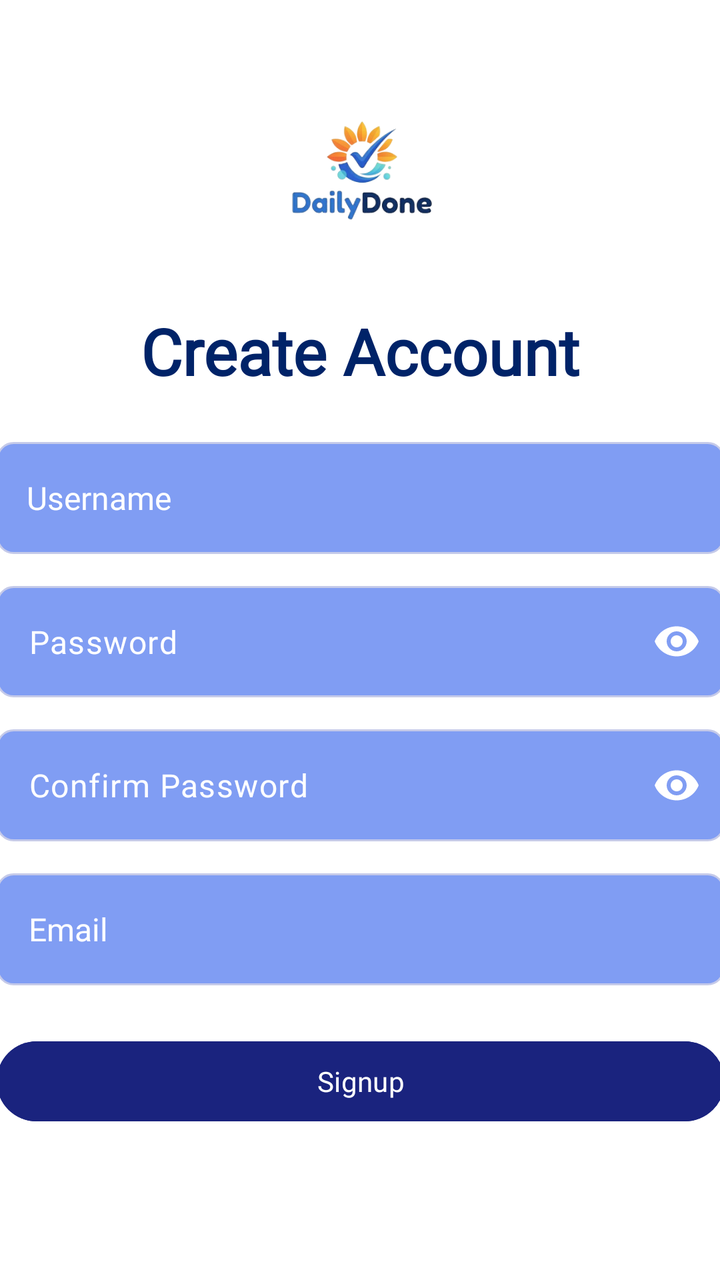
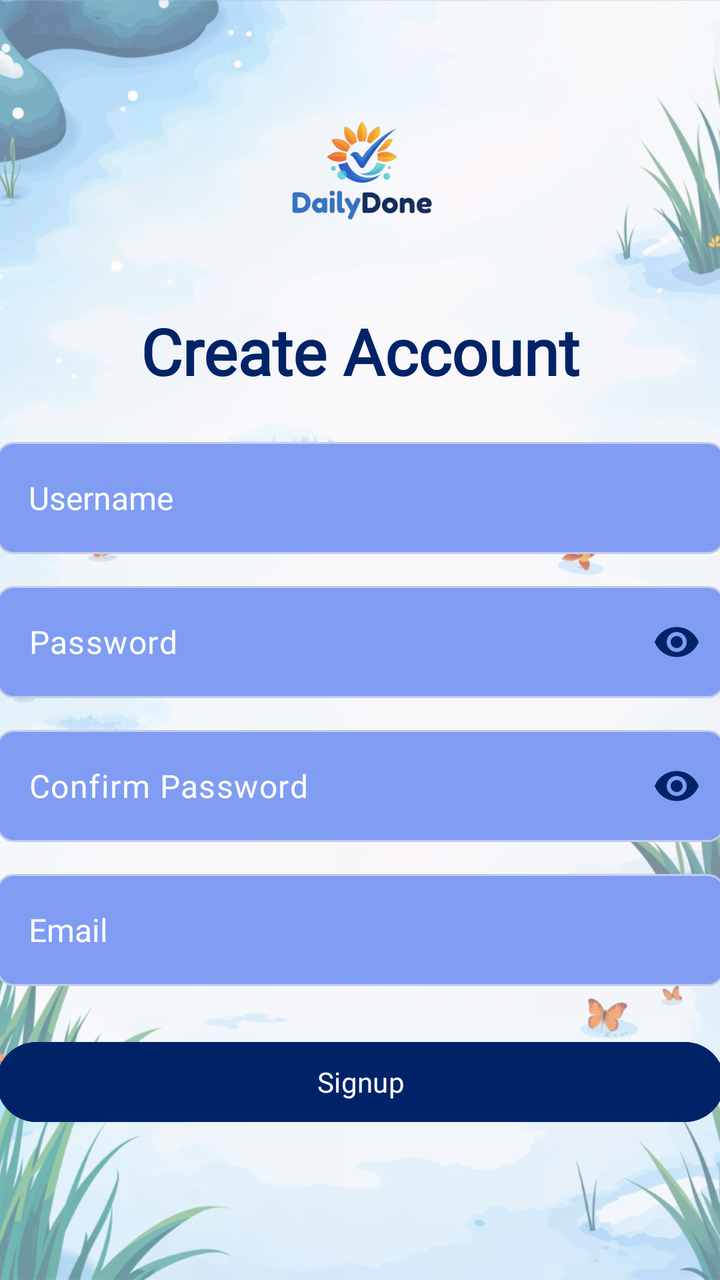

Screens rendered from an Android XML layout before and after an edit, with the pre-edit source and the edit as a unified diff.
<!-- AndroidManifest.xml: application theme Theme.DailyDone -->
<!-- res/layout/activity_sign_up.xml -->
<?xml version="1.0" encoding="utf-8"?>
<androidx.constraintlayout.widget.ConstraintLayout
    xmlns:android="http://schemas.android.com/apk/res/android"
    xmlns:app="http://schemas.android.com/apk/res-auto"
    android:layout_width="match_parent"
    android:layout_height="match_parent"
    android:background="#FFFFFF">

  <ImageView
      android:id="@+id/signup_logo"
      android:layout_width="90dp"
      android:layout_height="90dp"
      android:layout_marginTop="40dp"
      android:src="@drawable/login_img"
      app:layout_constraintEnd_toEndOf="parent"
      app:layout_constraintStart_toStartOf="parent"
      app:layout_constraintTop_toTopOf="parent" />

  <TextView
      android:id="@+id/signup_title"
      android:layout_width="wrap_content"
      android:layout_height="wrap_content"
      android:layout_marginStart="155dp"
      android:layout_marginTop="24dp"
      android:layout_marginEnd="155dp"
      android:fontFamily="@font/roboto_bold"
      android:text="@string/create_account_title"
      android:textColor="#002368"
      android:textSize="32sp"
      android:textStyle="bold"
      app:layout_constraintEnd_toEndOf="parent"
      app:layout_constraintStart_toStartOf="parent"
      app:layout_constraintTop_toBottomOf="@+id/signup_logo" />

  <EditText
      android:id="@+id/reg_username"
      android:layout_width="364dp"
      android:layout_height="56dp"
      android:layout_marginStart="24dp"
      android:layout_marginTop="24dp"
      android:layout_marginEnd="24dp"
      android:background="@drawable/edittext_rounded_corners"
      android:fontFamily="@font/roboto_regular"
      android:hint="Username"
      android:paddingStart="15dp"
      android:textColor="#000000"
      android:textColorHint="#FFFFFF"
      android:textSize="16sp"
      app:layout_constraintEnd_toEndOf="parent"
      app:layout_constraintStart_toStartOf="parent"
      app:layout_constraintTop_toBottomOf="@+id/signup_title" />

  <com.google.android.material.textfield.TextInputLayout
      android:id="@+id/layout_password"
      android:layout_width="364dp"
      android:layout_height="wrap_content"
      android:layout_marginTop="16dp"
      app:hintEnabled="false"
      app:passwordToggleEnabled="true"
      app:passwordToggleTint="@color/white"
      app:layout_constraintEnd_toEndOf="parent"
      app:layout_constraintStart_toStartOf="parent"
      app:layout_constraintTop_toBottomOf="@+id/reg_username">

    <EditText
        android:id="@+id/reg_password"
        android:layout_width="match_parent"
        android:layout_height="match_parent"
        android:background="@drawable/edittext_rounded_corners"
        android:fontFamily="@font/roboto_regular"
        android:hint="@string/password_hint"
        android:inputType="textPassword"
        android:paddingStart="16dp"
        android:textColor="#000000"
        android:textColorHint="#FFFFFF" />
  </com.google.android.material.textfield.TextInputLayout>

  <com.google.android.material.textfield.TextInputLayout
      android:id="@+id/layout_confirm_password"
      android:layout_width="364dp"
      android:layout_height="wrap_content"
      android:layout_marginTop="16dp"
      app:hintEnabled="false"
      app:passwordToggleEnabled="true"
      app:passwordToggleTint="@color/white"
      app:layout_constraintEnd_toEndOf="parent"
      app:layout_constraintStart_toStartOf="parent"
      app:layout_constraintTop_toBottomOf="@id/layout_password">

    <EditText
        android:id="@+id/reg_confirm_password"
        android:layout_width="match_parent"
        android:layout_height="56dp"
        android:background="@drawable/edittext_rounded_corners"
        android:fontFamily="@font/roboto_regular"
        android:hint="@string/confirm_password_hint"
        android:inputType="textPassword"
        android:paddingStart="16dp"
        android:textColor="#000000"
        android:textColorHint="#FFFFFF" />
  </com.google.android.material.textfield.TextInputLayout>

  <EditText
      android:id="@+id/reg_email"
      android:layout_width="364dp"
      android:layout_height="56dp"
      android:layout_marginTop="16dp"
      android:background="@drawable/edittext_rounded_corners"
      android:fontFamily="@font/roboto_regular"
      android:hint="@string/email_label"
      android:inputType="textEmailAddress"
      android:paddingStart="16dp"
      android:textColor="#000000"

      android:textColorHint="#FFFFFF"
      android:textSize="16sp"
      app:layout_constraintEnd_toEndOf="parent"
      app:layout_constraintHorizontal_bias="0.5"
      app:layout_constraintStart_toStartOf="parent"
      app:layout_constraintTop_toBottomOf="@+id/layout_confirm_password" />

  <Button
      android:id="@+id/button_signup_submit"
      android:layout_width="364dp"
      android:layout_height="48dp"
      android:layout_marginTop="24dp"
      android:backgroundTint="#1A237E"
      android:fontFamily="@font/roboto_bold"
      android:text="@string/btn_signup"
      android:textColor="#FFFFFF"

      app:cornerRadius="24dp"
      app:layout_constraintEnd_toEndOf="parent"
      app:layout_constraintHorizontal_bias="0.5"
      app:layout_constraintStart_toStartOf="parent"
      app:layout_constraintTop_toBottomOf="@+id/reg_email" />

</androidx.constraintlayout.widget.ConstraintLayout>
<!-- resources referenced by this layout -->
<resources>
  <color name="white">#FFFFFFFF</color>
  <!-- drawable edittext_rounded_corners (drawable) -->
  <?xml version="1.0" encoding="utf-8"?>
  <shape xmlns:android="http://schemas.android.com/apk/res/android">
      <solid android:color="#809DF3" />
  
      <corners android:radius="8dp" />
  
      <stroke
          android:width="1dp"
          android:color="#C5CAE9" />
  </shape>
  <!-- drawable login_img: png bitmap (drawable, 39967 bytes) -->
  <string name="btn_signup">Signup</string>
  <string name="confirm_password_hint">Confirm Password</string>
  <string name="create_account_title">Create Account</string>
  <string name="email_label">Email</string>
  <string name="password_hint">Password</string>
  <style name="Theme.DailyDone" parent="Base.Theme.DailyDone" />
  <style name="Base.Theme.DailyDone" parent="Theme.Material3.DayNight.NoActionBar">
          
          
      </style>
</resources>

<!-- the commit's change to res/layout/activity_sign_up.xml (unified diff, before → after) -->
@@ -2,9 +2,23 @@
 <androidx.constraintlayout.widget.ConstraintLayout
     xmlns:android="http://schemas.android.com/apk/res/android"
     xmlns:app="http://schemas.android.com/apk/res-auto"
+    xmlns:tools="http://schemas.android.com/tools"
     android:layout_width="match_parent"
-    android:layout_height="match_parent"
-    android:background="#FFFFFF">
+    android:layout_height="match_parent">
+
+  
+  <ImageView
+      android:id="@+id/signUpBgImage"
+      android:layout_width="0dp"
+      android:layout_height="0dp"
+      android:src="@drawable/signup_bg"
+      android:scaleType="centerCrop"
+      android:alpha="0.6"
+      android:contentDescription="@null"
+      app:layout_constraintTop_toTopOf="parent"
+      app:layout_constraintBottom_toBottomOf="parent"
+      app:layout_constraintStart_toStartOf="parent"
+      app:layout_constraintEnd_toEndOf="parent" />
 
   <ImageView
       android:id="@+id/signup_logo"
@@ -12,6 +26,7 @@
       android:layout_height="90dp"
       android:layout_marginTop="40dp"
       android:src="@drawable/login_img"
+      android:contentDescription="@null"
       app:layout_constraintEnd_toEndOf="parent"
       app:layout_constraintStart_toStartOf="parent"
       app:layout_constraintTop_toTopOf="parent" />
@@ -20,14 +35,13 @@
       android:id="@+id/signup_title"
       android:layout_width="wrap_content"
       android:layout_height="wrap_content"
-      android:layout_marginStart="155dp"
       android:layout_marginTop="24dp"
-      android:layout_marginEnd="155dp"
       android:fontFamily="@font/roboto_bold"
       android:text="@string/create_account_title"
-      android:textColor="#002368"
+      android:textColor="@color/primary_brand_blue"
       android:textSize="32sp"
       android:textStyle="bold"
+      tools:ignore="HardcodedText"
       app:layout_constraintEnd_toEndOf="parent"
       app:layout_constraintStart_toStartOf="parent"
       app:layout_constraintTop_toBottomOf="@+id/signup_logo" />
@@ -42,10 +56,11 @@
       android:background="@drawable/edittext_rounded_corners"
       android:fontFamily="@font/roboto_regular"
       android:hint="Username"
-      android:paddingStart="15dp"
-      android:textColor="#000000"
+      android:paddingStart="16dp"
+      android:textColor="#FFFFFF"
       android:textColorHint="#FFFFFF"
       android:textSize="16sp"
+      tools:ignore="HardcodedText"
       app:layout_constraintEnd_toEndOf="parent"
       app:layout_constraintStart_toStartOf="parent"
       app:layout_constraintTop_toBottomOf="@+id/signup_title" />
@@ -57,7 +72,7 @@
       android:layout_marginTop="16dp"
       app:hintEnabled="false"
       app:passwordToggleEnabled="true"
-      app:passwordToggleTint="@color/white"
+      app:passwordToggleTint="@color/primary_brand_blue"
       app:layout_constraintEnd_toEndOf="parent"
       app:layout_constraintStart_toStartOf="parent"
       app:layout_constraintTop_toBottomOf="@+id/reg_username">
@@ -65,13 +80,13 @@
     <EditText
         android:id="@+id/reg_password"
         android:layout_width="match_parent"
-        android:layout_height="match_parent"
+        android:layout_height="56dp"
         android:background="@drawable/edittext_rounded_corners"
         android:fontFamily="@font/roboto_regular"
         android:hint="@string/password_hint"
         android:inputType="textPassword"
         android:paddingStart="16dp"
-        android:textColor="#000000"
+        android:textColor="#FFFFFF"
         android:textColorHint="#FFFFFF" />
   </com.google.android.material.textfield.TextInputLayout>
 
@@ -82,7 +97,7 @@
       android:layout_marginTop="16dp"
       app:hintEnabled="false"
       app:passwordToggleEnabled="true"
-      app:passwordToggleTint="@color/white"
+      app:passwordToggleTint="@color/primary_brand_blue"
       app:layout_constraintEnd_toEndOf="parent"
       app:layout_constraintStart_toStartOf="parent"
       app:layout_constraintTop_toBottomOf="@id/layout_password">
@@ -96,7 +111,7 @@
         android:hint="@string/confirm_password_hint"
         android:inputType="textPassword"
         android:paddingStart="16dp"
-        android:textColor="#000000"
+        android:textColor="#FFFFFF"
         android:textColorHint="#FFFFFF" />
   </com.google.android.material.textfield.TextInputLayout>
 
@@ -110,12 +125,10 @@
       android:hint="@string/email_label"
       android:inputType="textEmailAddress"
       android:paddingStart="16dp"
-      android:textColor="#000000"
-
+      android:textColor="#FFFFFF"
       android:textColorHint="#FFFFFF"
       android:textSize="16sp"
       app:layout_constraintEnd_toEndOf="parent"
-      app:layout_constraintHorizontal_bias="0.5"
       app:layout_constraintStart_toStartOf="parent"
       app:layout_constraintTop_toBottomOf="@+id/layout_confirm_password" />
 
@@ -124,14 +137,12 @@
       android:layout_width="364dp"
       android:layout_height="48dp"
       android:layout_marginTop="24dp"
-      android:backgroundTint="#1A237E"
+      android:backgroundTint="@color/primary_brand_blue"
       android:fontFamily="@font/roboto_bold"
       android:text="@string/btn_signup"
       android:textColor="#FFFFFF"
-
       app:cornerRadius="24dp"
       app:layout_constraintEnd_toEndOf="parent"
-      app:layout_constraintHorizontal_bias="0.5"
       app:layout_constraintStart_toStartOf="parent"
       app:layout_constraintTop_toBottomOf="@+id/reg_email" />
 
<!-- resource entries referenced after the edit -->
@@ -1,6 +1,6 @@
 <!-- resources referenced by this layout -->
 <resources>
-  <color name="white">#FFFFFFFF</color>
+  <color name="primary_brand_blue">#002368</color>
   <!-- drawable edittext_rounded_corners (drawable) -->
   <?xml version="1.0" encoding="utf-8"?>
   <shape xmlns:android="http://schemas.android.com/apk/res/android">
@@ -13,6 +13,7 @@
           android:color="#C5CAE9" />
   </shape>
   <!-- drawable login_img: png bitmap (drawable, 39967 bytes) -->
+  <!-- drawable signup_bg: png bitmap (drawable, 983778 bytes) -->
   <string name="btn_signup">Signup</string>
   <string name="confirm_password_hint">Confirm Password</string>
   <string name="create_account_title">Create Account</string>
